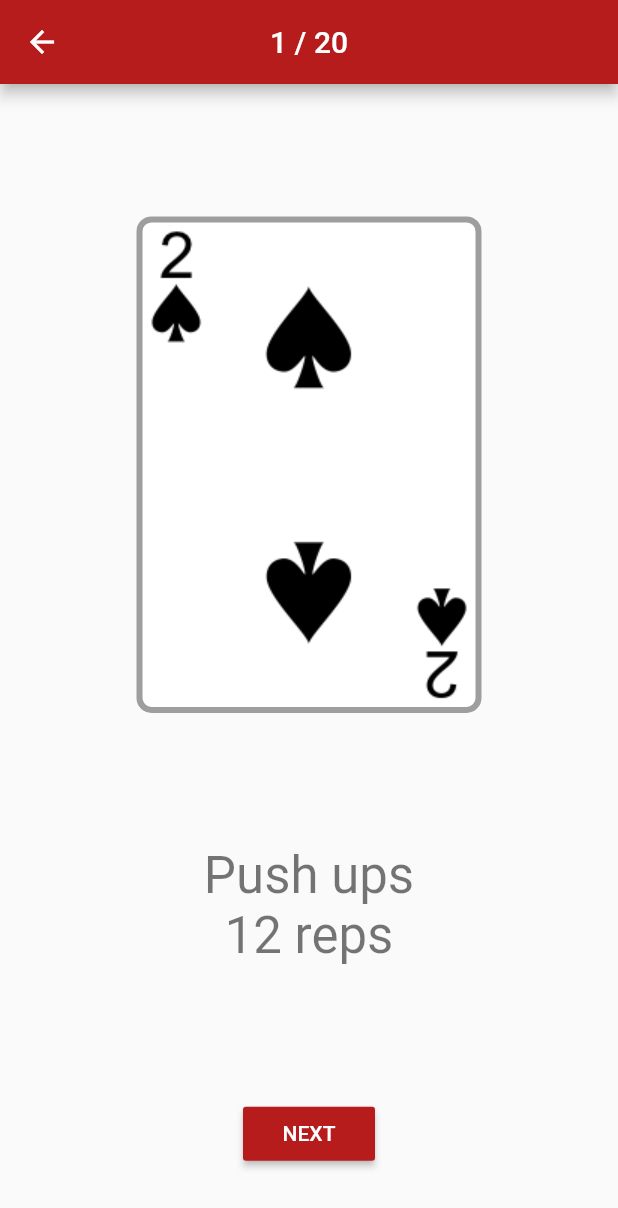
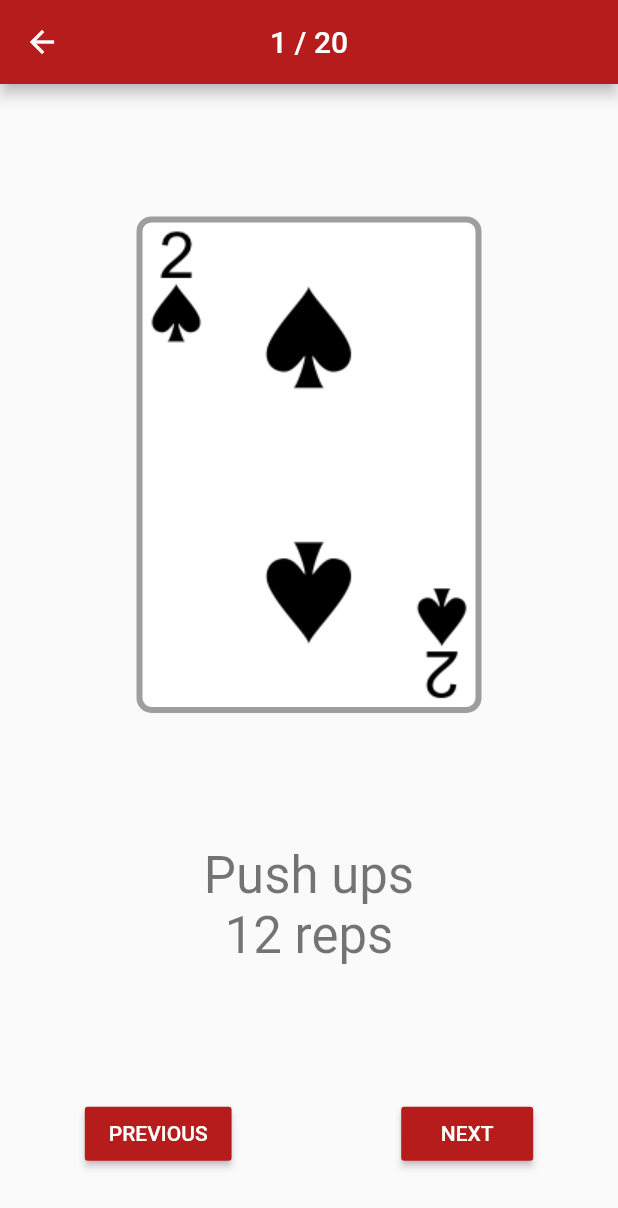
Before and after one commit to spencerhowell/card_workout, a Flutter app: the screen it shows after launch, after a tap on "START WORKOUT", on a phone screen of 412 x 824 dp. Shown: the top 1208 px of the screen. Run offline on Flutter 3.47's test engine with Material 2 defaults, Android fonts, the phone set to English and light mode, and no system bars; our stand-ins replace youtube_player_flutter; statements that could not run were skipped.

Commit message:
Add placeholder Previous button for demo

```diff
--- a/lib/workout_screen.dart
+++ b/lib/workout_screen.dart
@@ -183,10 +183,20 @@ class _WorkoutScreenState extends State<WorkoutScreen>
                 style: Theme.of(context).textTheme.display1,
               ),
               Spacer(flex: 2),
-              RaisedButton(
-                color: Theme.of(context).primaryColor,
-                onPressed: _nextCard,
-                child: Text("NEXT", style: TextStyle(color: Colors.white)),
+              Row(
+                mainAxisAlignment: MainAxisAlignment.spaceAround,
+                children: <Widget>[
+                  RaisedButton(
+                    color: Theme.of(context).primaryColor,
+                    onPressed: () {},
+                    child: Text("PREVIOUS", style: TextStyle(color: Colors.white)),
+                  ),
+                  RaisedButton(
+                    color: Theme.of(context).primaryColor,
+                    onPressed: _nextCard,
+                    child: Text("NEXT", style: TextStyle(color: Colors.white)),
+                  ),
+                ],
               ),
               Spacer(flex: 1),
             ]),
```
